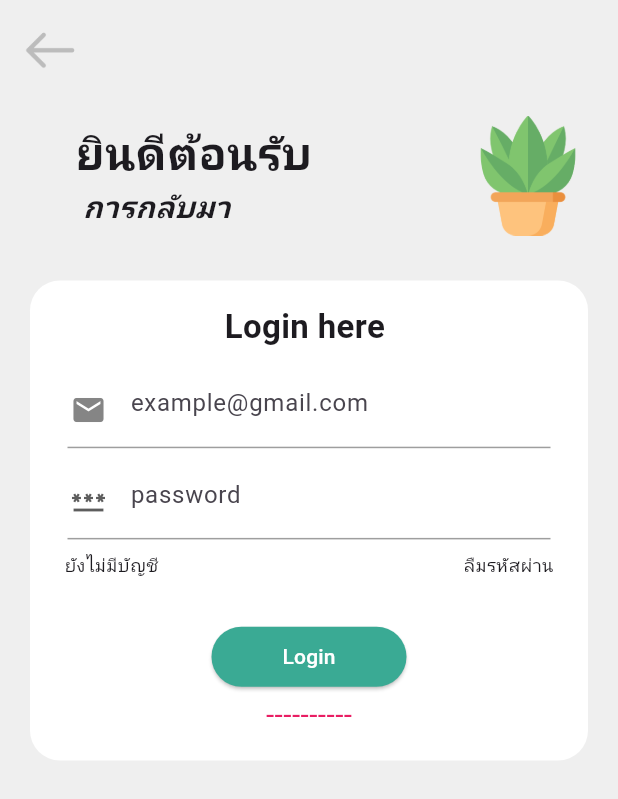
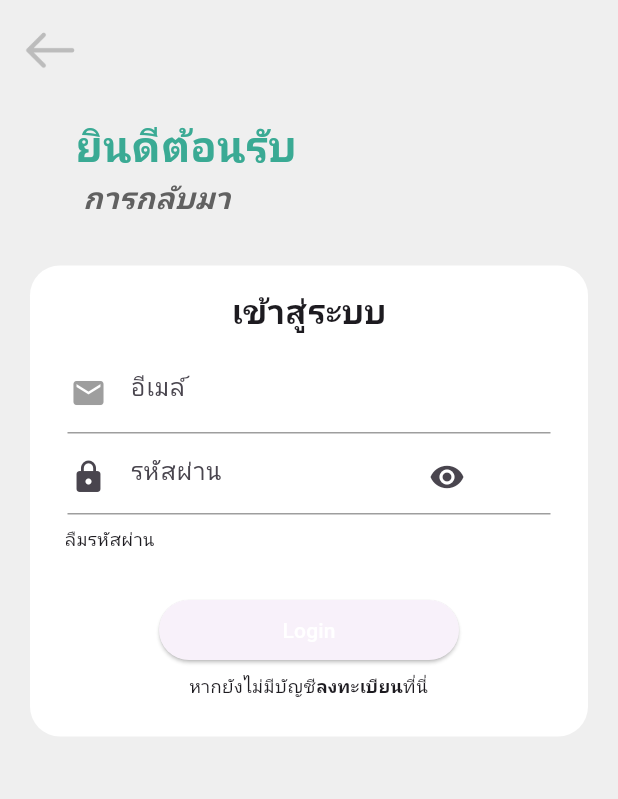
Before and after one commit to zawaneemakeng/GreenCare-Application, a Flutter app: the screen it shows after launch, after a tap on "skip", after a tap on "done", on a phone screen of 412 x 824 dp. Shown: the top 799 px of the screen. Run offline on Flutter 3.47's test engine with Material 2 defaults, Android fonts, the phone set to English and light mode, and no system bars; our stand-ins replace cached_network_image, fl_chart, flutter_slidable, geocoding, geolocator, get and 7 more; missing offline and left inert: flutter_rounded_date_picker, rotnaam; Roboto replaces fonts that are missing (PK); statements that could not run were skipped.

Commit message:
Update login.dart

```diff
--- a/greencare/lib/pages/login.dart
+++ b/greencare/lib/pages/login.dart
@@ -1,12 +1,12 @@
 import 'package:flutter/material.dart';
-import 'package:greencare/pages/home.dart';
-import 'package:greencare/pages/onboarding_screen.dart';
-import 'package:greencare/pages/register.dart';
-import 'package:greencare/pages/reset_password.dart';
-import 'package:greencare/utils/api_url.dart';
-
 import 'dart:convert';
 import 'package:http/http.dart' as http;
+import 'package:rotnaam/pages/intro_screens/onboarding_screen.dart';
+import 'package:rotnaam/pages/material.dart';
+import 'package:rotnaam/pages/user_manage/register.dart';
+import 'package:rotnaam/pages/user_manage/reset_password.dart';
+import 'package:rotnaam/utils/api_url.dart';
+import 'package:rotnaam/utils/custom.dart';
 import 'dart:async';
 import 'package:shared_preferences/shared_preferences.dart';
 
@@ -20,7 +20,15 @@ class LoginPage extends StatefulWidget {
 class _LoginPageState extends State<LoginPage> {
   var email = TextEditingController();
   var password = TextEditingController();
-  String result = "----------";
+
+  var _isObscured;
+  @override
+  void initState() {
+    // TODO: implement initState
+    super.initState();
+    _isObscured = true;
+  }
+
   @override
   Widget build(BuildContext context) {
     return Scaffold(
@@ -55,20 +63,21 @@ class _LoginPageState extends State<LoginPage> {
                     child: Text.rich(
                       TextSpan(
                           style: TextStyle(
-                              fontSize: 30, fontWeight: FontWeight.bold),
+                              fontSize: 28,
+                              fontWeight: FontWeight.bold,
+                              color: Color(0xff3AAA94)),
                           text: "ยินดีต้อนรับ",
                           children: [
-                            TextSpan(text: '''
+                            TextSpan(
+                                text: '''
 
- การกลับมา''', style: TextStyle(fontSize: 20, fontStyle: FontStyle.italic))
+ การกลับมา''',
+                                style: TextStyle(
+                                    fontSize: 20,
+                                    fontStyle: FontStyle.italic,
+                                    color: Colors.grey[700]))
                           ]),
                     ),
-                  ),
-                  Row(
-                    mainAxisAlignment: MainAxisAlignment.end,
-                    children: [
-                      Image.asset('assets/plant.png', width: 80, height: 80),
-                    ],
                   ),
                 ],
               ),
@@ -76,7 +85,6 @@ class _LoginPageState extends State<LoginPage> {
             Padding(
               padding: const EdgeInsets.all(20.0),
               child: Container(
-                height: 320,
                 decoration: BoxDecoration(
                   color: Color.fromARGB(255, 255, 255, 255),
                   borderRadius: const BorderRadius.all(Radius.circular(20)),
@@ -97,27 +105,28 @@ class _LoginPageState extends State<LoginPage> {
                       Padding(
                         padding: const EdgeInsets.only(bottom: 15),
                         child: Text(
-                          'Login here ',
+                          'เข้าสู่ระบบ',
                           style: TextStyle(
                               fontSize: 22, fontWeight: FontWeight.bold),
                         ),
                       ),
                       Row(
                         children: [
-                          Container(
+                          SizedBox(
                             width: 285,
+                            height: 50,
                             child: TextField(
                               controller: email,
                               cursorColor: Colors.grey,
                               style: TextStyle(
-                                color: Colors.black54,
+                                color: Colors.grey[200],
                               ),
                               decoration: InputDecoration(
                                 prefixIcon: Icon(
                                   Icons.email,
-                                  color: Color.fromARGB(255, 133, 133, 133),
+                                  color: Colors.grey,
                                 ),
-                                hintText: 'example@gmail.com',
+                                hintText: 'อีเมล์',
                                 border: InputBorder.none,
                               ),
                             ),
@@ -133,29 +142,45 @@ class _LoginPageState extends State<LoginPage> {
                         ),
                       ),
                       SizedBox(
-                        height: 10,
+                        height: 5,
                       ),
                       Row(
                         children: [
-                          Container(
-                            width: 285,
+                          SizedBox(
+                            width: 239,
                             child: TextField(
+                              obscureText: _isObscured,
                               controller: password,
-                              obscureText: true,
                               cursorColor: Colors.grey,
-                              style: TextStyle(
+                              style: const TextStyle(
                                 color: Colors.black54,
                               ),
-                              decoration: InputDecoration(
+                              decoration: const InputDecoration(
                                 prefixIcon: Icon(
-                                  Icons.password,
-                                  color: Color.fromARGB(255, 93, 93, 93),
+                                  Icons.lock,
+                                  color: IconColor.color,
                                 ),
-                                hintText: 'password',
+                                hintText: 'รหัสผ่าน',
                                 border: InputBorder.none,
                               ),
                             ),
                           ),
+                          IconButton(
+                            icon: _isObscured
+                                ? const Icon(
+                                    Icons.visibility,
+                                    color: IconColor.color,
+                                  )
+                                : const Icon(
+                                    Icons.visibility_off,
+                                    color: IconColor.color,
+                                  ),
+                            onPressed: () {
+                              setState(() {
+                                _isObscured = !_isObscured;
+                              });
+                            },
+                          )
                         ],
                       ),
                       const Padding(
@@ -171,19 +196,6 @@ class _LoginPageState extends State<LoginPage> {
                         child: Row(
                           mainAxisAlignment: MainAxisAlignment.spaceBetween,
                           children: [
-                            GestureDetector(
-                              onTap: () {
-                                Navigator.push(
-                                  context,
-                                  MaterialPageRoute(
-                                      builder: (context) => RegisterPage()),
-                                );
-                              },
-                              child: Text(
-                                'ยังไม่มีบัญชี',
-                                style: TextStyle(fontSize: 12),
-                              ),
-                            ),
                             GestureDetector(
                                 onTap: () {
                                   Navigator.push(
@@ -202,11 +214,25 @@ class _LoginPageState extends State<LoginPage> {
                         padding: const EdgeInsets.only(top: 20),
                         child: ElevatedButton(
                           onPressed: () {
-                            login();
+                            if (email.text == '' || password.text == '') {
+                              final snackBar = SnackBar(
+                                backgroundColor: SnackBarColor.bgcolor,
+                                content: Text('กรุณากรอกข้อมูลให้ครบถ้วน'),
+                                action: SnackBarAction(
+                                  label: 'รับทราบ',
+                                  onPressed: () {},
+                                ),
+                              );
+
+                              ScaffoldMessenger.of(context)
+                                  .showSnackBar(snackBar);
+                            } else {
+                              login();
+                            }
                           },
                           style: ElevatedButton.styleFrom(
-                              backgroundColor: Color(0xff3AAA94),
-                              fixedSize: const Size(130, 20),
+                              backgroundColor: ButtonColor.bgcolor,
+                              fixedSize: const Size(200, 20),
                               shape: RoundedRectangleBorder(
                                   borderRadius: BorderRadius.circular(50))),
                           child: const Text(
@@ -215,10 +241,31 @@ class _LoginPageState extends State<LoginPage> {
                           ),
                         ),
                       ),
-                      Text(
-                        result,
-                        style: TextStyle(fontSize: 20, color: Colors.pink),
-                      )
+                      Padding(
+                        padding: const EdgeInsets.only(top: 5, bottom: 10),
+                        child: Row(
+                          mainAxisAlignment: MainAxisAlignment.center,
+                          children: [
+                            Text("หากยังไม่มีบัญชี",
+                                style: TextStyle(fontSize: 12)),
+                            GestureDetector(
+                              onTap: () {
+                                Navigator.push(
+                                  context,
+                                  MaterialPageRoute(
+                                      builder: (context) => RegisterPage()),
+                                );
+                              },
+                              child: Text(
+                                'ลงทะเบียน',
+                                style: TextStyle(
+                                    fontSize: 12, fontWeight: FontWeight.bold),
+                              ),
+                            ),
+                            Text("ที่นี่", style: TextStyle(fontSize: 12)),
+                          ],
+                        ),
+                      ),
                     ],
                   ),
                 ),
@@ -229,3 +276,79 @@ class _LoginPageState extends State<LoginPage> {
       ),
     );
   }
+
+  Future login() async {
+    // var url = Uri.https('abcd.ngrok.io', '/api/post-todolist');
+    var url = Uri.http(host(), authen());
+    Map<String, String> header = {"Content-type": "application/json"};
+    String v1 = '"email":"${email.text}"';
+    String v2 = '"password":"${password.text}"';
+
+    String jsondata = '{$v1,$v2}';
+    var response = await http.post(url, headers: header, body: jsondata);
+    print('--------result--------');
+    print(response.body);
+
+    var resulttext = utf8.decode(response.bodyBytes);
+    var result_json = json.decode(resulttext);
+
+    String status = result_json['status'];
+
+    if (status == 'login-success') {
+      // String user = result_json['username'];
+      int userID = result_json['user'];
+      String fname = result_json['first_name'];
+      String token = result_json['token']; //ดึง
+      setToken(token); //เมื่อได้รับ tokenเเล้วให้บันทึกในระบบ
+      setUserInfo(fname);
+      setuserID(userID);
+      //ไปยังหน้าใหม่เเเบบไม่ย้อน ไม่มีลูกศร
+      Navigator.pushReplacement(
+          context,
+          MaterialPageRoute(
+              builder: (BuildContext context) => const HomePage()));
+    } else if (status == 'email-doesnot-exist') {
+      setState(() {
+        final snackBar = SnackBar(
+          backgroundColor: SnackBarColor.bgcolor,
+          content: Text('อีเมลนี้ไม่มีในระบบกรุณาลงทะเบียน'),
+          action: SnackBarAction(
+            label: 'รับทราบ',
+            onPressed: () {},
+          ),
+        );
+
+        ScaffoldMessenger.of(context).showSnackBar(snackBar);
+      });
+    } else if (status == 'password-wrong') {
+      setState(() {
+        final snackBar = SnackBar(
+          backgroundColor: SnackBarColor.bgcolor,
+          content: Text('รหัสผ่านไม่ถูกต้อง'),
+          action: SnackBarAction(
+            label: 'รับทราบ',
+            onPressed: () {},
+          ),
+        );
+
+        ScaffoldMessenger.of(context).showSnackBar(snackBar);
+      });
+    }
+  }
+
+  void setToken(token) async {
+    final SharedPreferences pref = await SharedPreferences.getInstance();
+    pref.setString('token', token);
+  }
+
+  void setUserInfo(f_name) async {
+    final SharedPreferences pref = await SharedPreferences.getInstance();
+    pref.setString('first_name', f_name);
+  }
+
+  void setuserID(usrid) async {
+    final SharedPreferences pref = await SharedPreferences.getInstance();
+    pref.setInt('user', usrid);
+    print(pref.setInt('user', usrid));
+  }
+}
```
